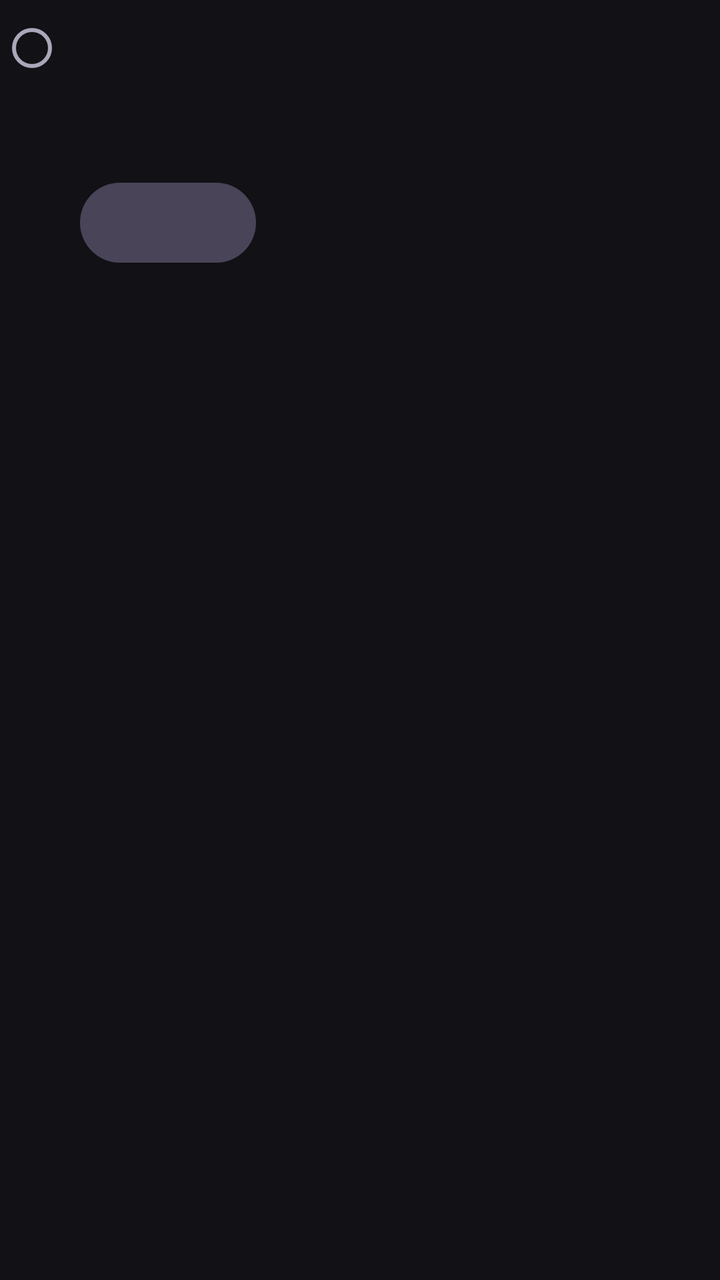
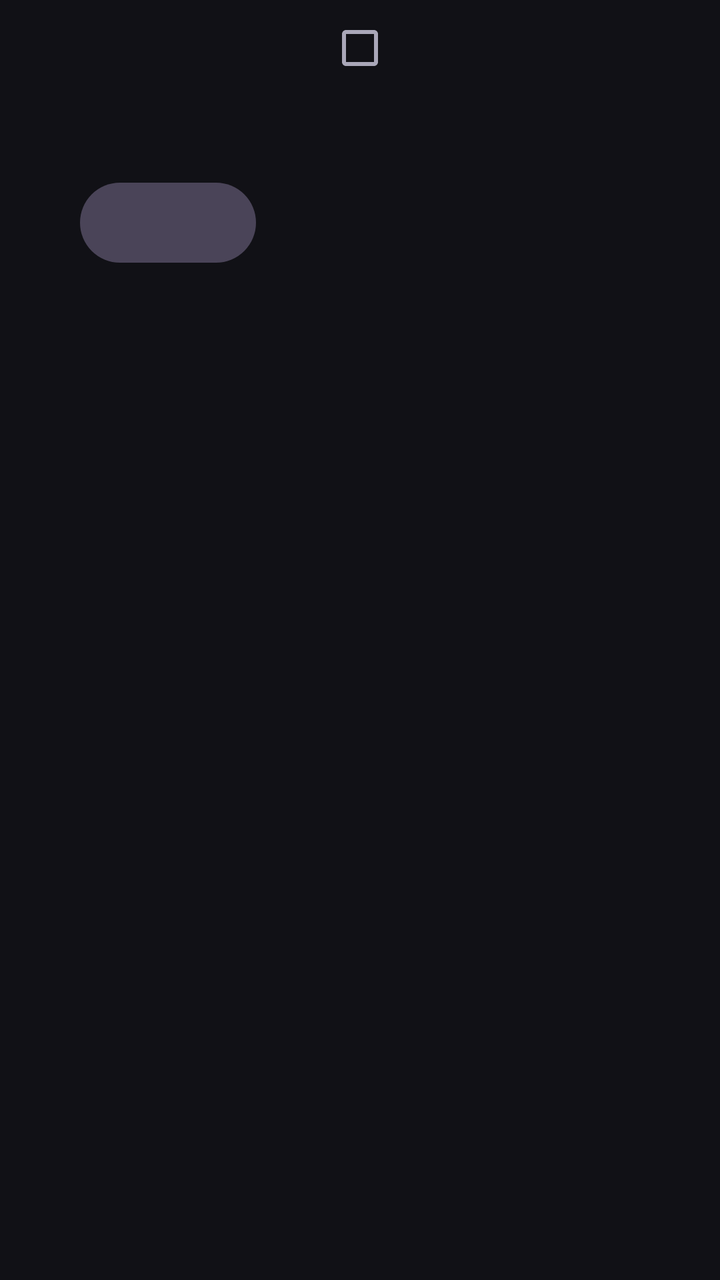

Screens rendered from an Android XML layout before and after an edit, with the pre-edit source and the edit as a unified diff.
<!-- AndroidManifest.xml: application theme Theme.Wirl -->
<!-- res/layout/item_whisper_model.xml -->
<?xml version="1.0" encoding="utf-8"?>
<LinearLayout xmlns:android="http://schemas.android.com/apk/res/android"
    xmlns:app="http://schemas.android.com/apk/res-auto"
    android:layout_width="match_parent"
    android:layout_height="wrap_content"
    android:layout_marginTop="8dp"
    android:orientation="vertical">

    <RadioButton
        android:id="@+id/select"
        android:layout_width="match_parent"
        android:layout_height="wrap_content"
        android:minHeight="48dp"
        android:textAppearance="?attr/textAppearanceBodyLarge" />

    <TextView
        android:id="@+id/description"
        android:layout_width="match_parent"
        android:layout_height="wrap_content"
        android:paddingStart="48dp"
        android:textAppearance="?attr/textAppearanceBodySmall"
        android:textColor="?android:attr/textColorSecondary" />

    <TextView
        android:id="@+id/status"
        android:layout_width="match_parent"
        android:layout_height="wrap_content"
        android:paddingStart="48dp"
        android:textAppearance="?attr/textAppearanceBodySmall" />

    
    <TextView
        android:id="@+id/notice"
        android:layout_width="match_parent"
        android:layout_height="wrap_content"
        android:layout_marginTop="4dp"
        android:paddingStart="48dp"
        android:textAppearance="?attr/textAppearanceBodySmall"
        android:textColor="@color/settings_warning"
        android:visibility="gone" />

    <com.google.android.material.progressindicator.LinearProgressIndicator
        android:id="@+id/progress"
        android:layout_width="match_parent"
        android:layout_height="wrap_content"
        android:layout_marginStart="48dp"
        android:layout_marginTop="4dp"
        android:max="100"
        android:visibility="gone" />

    <LinearLayout
        android:layout_width="match_parent"
        android:layout_height="wrap_content"
        android:layout_marginStart="40dp"
        android:layout_marginTop="4dp"
        android:orientation="horizontal">

        <com.google.android.material.button.MaterialButton
            android:id="@+id/download"
            style="@style/Widget.Material3.Button.TonalButton"
            android:layout_width="wrap_content"
            android:layout_height="wrap_content" />

        <com.google.android.material.button.MaterialButton
            android:id="@+id/cancel"
            style="@style/Widget.Material3.Button.OutlinedButton"
            android:layout_width="wrap_content"
            android:layout_height="wrap_content"
            android:text="@string/model_cancel"
            android:visibility="gone" />

        <com.google.android.material.button.MaterialButton
            android:id="@+id/delete"
            style="@style/Widget.Material3.Button.OutlinedButton"
            android:layout_width="wrap_content"
            android:layout_height="wrap_content"
            android:layout_marginStart="8dp"
            android:text="@string/model_delete"
            android:visibility="gone" />
    </LinearLayout>
</LinearLayout>
<!-- resources referenced by this layout -->
<resources>
  <color name="settings_warning">#F2B66B</color>
  <string name="model_cancel">Cancel</string>
  <string name="model_delete">Delete</string>
  <style name="Theme.Wirl" parent="Theme.Material3.Dark.NoActionBar">
          <item name="colorPrimary">@color/settings_accent</item>
          <item name="colorOnPrimary">@color/settings_bg</item>
          <item name="colorPrimaryContainer">@color/brand_light</item>
          <item name="colorOnPrimaryContainer">@color/brand_dark</item>
          <item name="colorSecondary">@color/settings_accent</item>
          <item name="colorSurface">@color/settings_bg</item>
          <item name="colorOnSurface">@color/settings_text</item>
          <item name="colorOnSurfaceVariant">@color/settings_text_secondary</item>
          <item name="colorSurfaceContainerLow">@color/settings_card</item>
          <item name="colorSurfaceContainer">@color/settings_card</item>
          <item name="colorSurfaceContainerHigh">@color/settings_card</item>
          <item name="colorSurfaceContainerHighest">@color/settings_card</item>
          <item name="colorOutlineVariant">@color/settings_border</item>
          <item name="android:colorBackground">@color/settings_bg</item>
          <item name="android:textColorPrimary">@color/settings_text</item>
          <item name="android:textColorSecondary">@color/settings_text_secondary</item>
          <item name="android:statusBarColor">@color/settings_bg</item>
          <item name="android:navigationBarColor">@color/settings_bg</item>
          <item name="textAppearanceTitleLarge">@style/Wirl.TextAppearance.Title</item>
          <item name="textAppearanceTitleMedium">@style/Wirl.TextAppearance.TitleMedium</item>
          <item name="textAppearanceBodyLarge">@style/Wirl.TextAppearance.Body</item>
          <item name="textAppearanceBodyMedium">@style/Wirl.TextAppearance.BodyMedium</item>
          <item name="textAppearanceBodySmall">@style/Wirl.TextAppearance.Caption</item>
          <item name="textAppearanceLabelLarge">@style/Wirl.TextAppearance.BodyMedium</item>
      </style>
  <color name="settings_accent">#8C7CF7</color>
  <color name="settings_bg">#111116</color>
  <color name="brand_light">#2A2650</color>
  <color name="brand_dark">#B3A9FF</color>
  <color name="settings_text">#F2F1F7</color>
  <color name="settings_text_secondary">#A9A7B8</color>
  <color name="settings_card">#1C1B24</color>
  <color name="settings_border">#2C2A38</color>
  <style name="Wirl.TextAppearance.Title" parent="TextAppearance.Material3.TitleLarge">
          <item name="android:fontFamily">@font/manrope</item>
          <item name="android:textSize">22sp</item>
      </style>
  <style name="Wirl.TextAppearance.TitleMedium" parent="TextAppearance.Material3.TitleMedium">
          <item name="android:fontFamily">@font/manrope</item>
          <item name="android:textSize">17sp</item>
      </style>
  <style name="Wirl.TextAppearance.Body" parent="TextAppearance.Material3.BodyLarge">
          <item name="android:fontFamily">@font/manrope</item>
          <item name="android:textSize">15sp</item>
      </style>
  <style name="Wirl.TextAppearance.BodyMedium" parent="TextAppearance.Material3.BodyMedium">
          <item name="android:fontFamily">@font/manrope</item>
          <item name="android:textSize">14sp</item>
      </style>
  <style name="Wirl.TextAppearance.Caption" parent="TextAppearance.Material3.BodySmall">
          <item name="android:fontFamily">@font/manrope</item>
          <item name="android:textSize">13sp</item>
      </style>
</resources>

<!-- the commit's change to res/layout/item_whisper_model.xml (unified diff, before → after) -->
@@ -6,7 +6,8 @@
     android:layout_marginTop="8dp"
     android:orientation="vertical">
 
-    <RadioButton
+    
+    <com.google.android.material.checkbox.MaterialCheckBox
         android:id="@+id/select"
         android:layout_width="match_parent"
         android:layout_height="wrap_content"
@@ -55,6 +56,16 @@
         android:layout_marginTop="4dp"
         android:orientation="horizontal">
 
+        
+        <com.google.android.material.button.MaterialButton
+            android:id="@+id/useNow"
+            style="@style/Widget.Material3.Button.TonalButton"
+            android:layout_width="wrap_content"
+            android:layout_height="wrap_content"
+            android:layout_marginEnd="8dp"
+            android:text="@string/model_use_now"
+            android:visibility="gone" />
+
         <com.google.android.material.button.MaterialButton
             android:id="@+id/download"
             style="@style/Widget.Material3.Button.TonalButton"
<!-- resource entries referenced after the edit -->
@@ -3,6 +3,7 @@
   <color name="settings_warning">#F2B66B</color>
   <string name="model_cancel">Cancel</string>
   <string name="model_delete">Delete</string>
+  <string name="model_use_now">Use now</string>
   <style name="Theme.Wirl" parent="Theme.Material3.Dark.NoActionBar">
           <item name="colorPrimary">@color/settings_accent</item>
           <item name="colorOnPrimary">@color/settings_bg</item>
